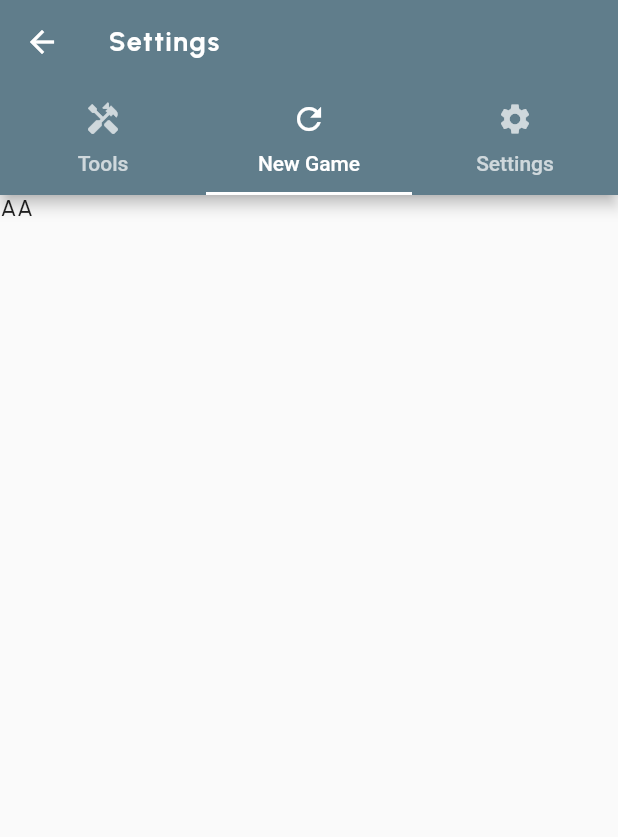
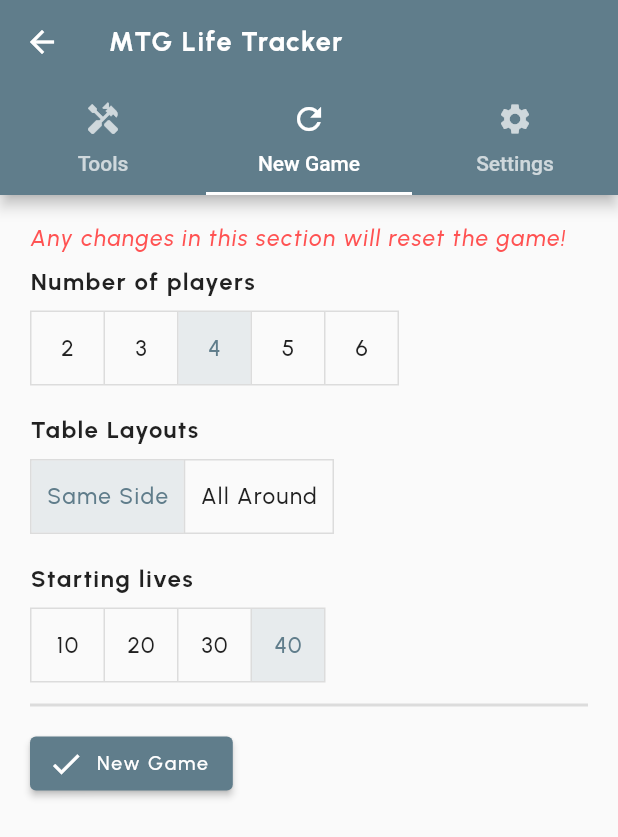
Before and after one commit to birkoss/mtg-tracker, a Flutter app: the SettingScreen screen opened directly with empty values, tab 2 chosen, on a phone screen of 412 x 824 dp. Shown: the top 837 px of the screen. Run offline on Flutter 3.47's test engine with Material 2 defaults, Android fonts, the phone set to English and light mode, and no system bars; our stand-ins replace flutter_svg, google_fonts, shared_preferences, wakelock; accounts and stored records are empty.

Commit message:
Settings cleanup

```diff
--- a/lib/screens/setting.dart
+++ b/lib/screens/setting.dart
@@ -48,7 +48,7 @@
       length: 3,
       child: Scaffold(
         appBar: AppBar(
-          title: const Text("Settings"),
+          title: const Text("MTG Life Tracker"),
           bottom: const TabBar(
             tabs: [
               Tab(
@@ -68,13 +68,40 @@
         ),
         body: TabBarView(
           children: [
-            Container(
+            SingleChildScrollView(
+              child: Padding(
+                padding: const EdgeInsets.all(20),
+                child: Column(
+                  crossAxisAlignment: CrossAxisAlignment.start,
+                  children: [
+                    ElevatedButton.icon(
+                      onPressed: () {
+                        Navigator.pop(context);
+                        widget.onNewGame();
+                      },
+                      icon: const Icon(Icons.restart_alt),
+                      label: const Text("Reset Game"),
+                    ),
+                    ElevatedButton.icon(
+                      onPressed: () {
+                        Navigator.pop(context);
+                        widget.onPickNewPlayer();
+                      },
+                      icon: const Icon(Icons.casino),
+                      label: const Text("Pick a Player at Random"),
+                    ),
+                  ],
+                ),
+              ),
+            ),
+            SingleChildScrollView(
+              child: Padding(
                 padding: const EdgeInsets.all(20),
                 child: Column(
                   crossAxisAlignment: CrossAxisAlignment.start,
                   children: [
                     const Padding(
-                    padding: EdgeInsets.symmetric(vertical: 10.0),
+                      padding: EdgeInsets.only(bottom: 10.0),
                       child: Text(
                         "Any changes in this section will reset the game!",
                         style: TextStyle(
@@ -101,8 +128,9 @@
                         // {"value": "8", "label": "8"},
                       ],
                       onChanged: (String value) {
-                      setting.changePlayersNumber(int.parse(value));
-                      widget.onNewGame();
+                        setState(() {
+                          _selectedPlayersNumber = int.parse(value);
+                        });
                       },
                     ),
                     const SizedBox(height: 20),
@@ -119,8 +147,9 @@
                         {"value": "2", "label": "All Around"},
                       ],
                       onChanged: (String value) {
-                      setting.changeTableLayout(int.parse(value));
-                      widget.onNewGame();
+                        setState(() {
+                          _selectedTableLayout = int.parse(value);
+                        });
                       },
                     ),
                     const SizedBox(height: 20),
@@ -139,14 +168,37 @@
                         {"value": "40", "label": "40"}
                       ],
                       onChanged: (String value) {
-                      setting.changeStartingLives(int.parse(value));
-                      widget.onNewGame();
+                        setState(() {
+                          _selectedStartingLives = int.parse(value);
+                        });
                       },
                     ),
                     const Divider(
                       height: 30,
                       thickness: 2,
                     ),
+                    ElevatedButton.icon(
+                      onPressed: () {
+                        setting.changePlayersNumber(_selectedPlayersNumber);
+                        setting.changeStartingLives(_selectedStartingLives);
+                        setting.changeTableLayout(_selectedTableLayout);
+
+                        Navigator.pop(context);
+                        widget.onNewGame();
+                      },
+                      icon: const Icon(Icons.check),
+                      label: const Text("New Game"),
+                    ),
+                  ],
+                ),
+              ),
+            ),
+            SingleChildScrollView(
+              child: Padding(
+                padding: const EdgeInsets.all(20),
+                child: Column(
+                  crossAxisAlignment: CrossAxisAlignment.start,
+                  children: [
                     Text(
                       "Theme",
                       textAlign: TextAlign.start,
@@ -166,110 +218,10 @@
                         }
                       },
                     ),
-                  Text(
-                    "Starting lives",
-                    textAlign: TextAlign.start,
-                    style: Theme.of(context).textTheme.bodyText1,
-                  ),
-                  Text(
-                    "Starting lives",
-                    textAlign: TextAlign.start,
-                    style: Theme.of(context).textTheme.bodyText1,
-                  ),
-                  Text(
-                    "Starting lives",
-                    textAlign: TextAlign.start,
-                    style: Theme.of(context).textTheme.bodyText1,
-                  ),
-                  Text(
-                    "Starting lives",
-                    textAlign: TextAlign.start,
-                    style: Theme.of(context).textTheme.bodyText1,
-                  ),
-                  Text(
-                    "Starting lives",
-                    textAlign: TextAlign.start,
-                    style: Theme.of(context).textTheme.bodyText1,
-                  ),
-                  Text(
-                    "Starting lives",
-                    textAlign: TextAlign.start,
-                    style: Theme.of(context).textTheme.bodyText1,
-                  ),
-                  Text(
-                    "Starting lives",
-                    textAlign: TextAlign.start,
-                    style: Theme.of(context).textTheme.bodyText1,
-                  ),
-                  Text(
-                    "Starting lives",
-                    textAlign: TextAlign.start,
-                    style: Theme.of(context).textTheme.bodyText1,
-                  ),
-                  Text(
-                    "Starting lives",
-                    textAlign: TextAlign.start,
-                    style: Theme.of(context).textTheme.bodyText1,
-                  ),
-                  Text(
-                    "Starting lives",
-                    textAlign: TextAlign.start,
-                    style: Theme.of(context).textTheme.bodyText1,
-                  ),
-                  Text(
-                    "Starting lives",
-                    textAlign: TextAlign.start,
-                    style: Theme.of(context).textTheme.bodyText1,
-                  ),
-                  Text(
-                    "Starting lives",
-                    textAlign: TextAlign.start,
-                    style: Theme.of(context).textTheme.bodyText1,
-                  ),
-                  Text(
-                    "Starting lives",
-                    textAlign: TextAlign.start,
-                    style: Theme.of(context).textTheme.bodyText1,
-                  ),
-                  Text(
-                    "Starting lives",
-                    textAlign: TextAlign.start,
-                    style: Theme.of(context).textTheme.bodyText1,
-                  ),
-                  const Divider(
-                    height: 30,
-                    thickness: 2,
-                  ),
-                  ElevatedButton.icon(
-                    onPressed: () {
-                      setting.changePlayersNumber(_selectedPlayersNumber);
-                      setting.changeStartingLives(_selectedStartingLives);
-                      setting.changeTableLayout(_selectedTableLayout);
-
-                      Navigator.pop(context);
-
-                      widget.onNewGame();
-                    },
-                    icon: const Icon(Icons.restart_alt),
-                    label: const Text("Reset Game"),
-                  ),
-                  ElevatedButton.icon(
-                    onPressed: () {
-                      Navigator.pop(context);
-                      widget.onPickNewPlayer();
-                    },
-                    icon: const Icon(Icons.casino),
-                    label: const Text("Pick a Player at Random"),
-                  ),
-                  const Divider(
-                    height: 30,
-                    thickness: 2,
-                  ),
                   ],
                 ),
               ),
-            Text("AA"),
-            Text("BB"),
+            ),
           ],
         ),
       ),
```
Lines whose indentation alone changed are shown as unchanged.
